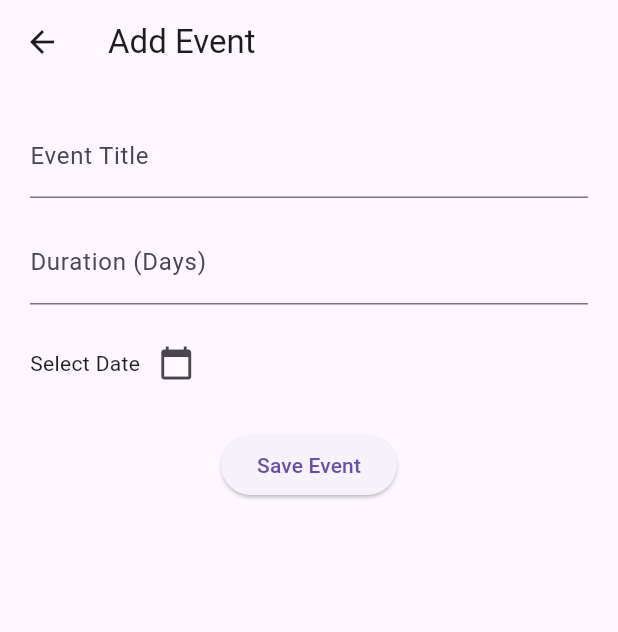
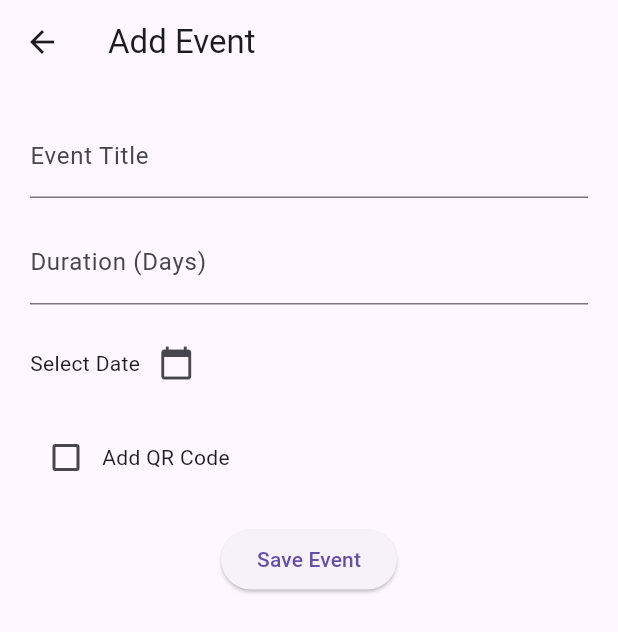
Before and after one commit to LasenSanvidu/bizmart, a Flutter app: the CalendarPage screen opened by its route, after a tap on the "add" icon, on a phone screen of 412 x 824 dp. Shown: the top 632 px of the screen. Run offline on Flutter 3.47's test engine with Material 3 defaults, Android fonts, the phone set to English and light mode, and no system bars; our stand-ins replace cached_network_image, carousel_slider, cloud_firestore, curved_navigation_bar, dio, firebase_auth and 11 more; missing offline and left inert: flutter_stripe; accounts and stored records are empty.

```diff
--- a/lib/cal_event_page.dart
+++ b/lib/cal_event_page.dart
@@ -1,4 +1,6 @@
 import 'package:flutter/material.dart';
+import 'package:qr_flutter/qr_flutter.dart';
+import 'dart:convert';
 
 class EventFormPage extends StatefulWidget {
   const EventFormPage({super.key});
@@ -11,6 +13,8 @@ class _EventFormPageState extends State<EventFormPage> {
   DateTime? selectedDate;
   final TextEditingController titleController = TextEditingController();
   final TextEditingController durationController = TextEditingController();
+  bool addQr = false;
+  String? qrData;
 
   void _pickDate() async {
     DateTime? pickedDate = await showDatePicker(
@@ -22,24 +26,67 @@ class _EventFormPageState extends State<EventFormPage> {
     if (pickedDate != null) {
       setState(() {
         selectedDate = pickedDate;
+        _generateQrCode();
+      });
+    }
+  }
+
+  void _generateQrCode() {
+    if (addQr && titleController.text.isNotEmpty && selectedDate != null) {
+      setState(() {
+        qrData = jsonEncode({
+          'title': titleController.text,
+          'date':
+              "${selectedDate!.day}-${selectedDate!.month}-${selectedDate!.year}",
+          'duration':
+              durationController.text.isEmpty ? "1" : durationController.text,
+        });
       });
     }
   }
 
   void _saveEvent() {
     if (titleController.text.isEmpty || selectedDate == null) return;
+
     final newEvent = {
       'title': titleController.text,
-      'date': "${selectedDate!.day}-${selectedDate!.month}-${selectedDate!.year}",
+      'date':
+          "${selectedDate!.day}-${selectedDate!.month}-${selectedDate!.year}",
       'duration': int.tryParse(durationController.text) ?? 1,
+      'qrData': addQr ? qrData : null,
     };
+
     Navigator.pop(context, newEvent);
+  }
+
+  void _showQrCode() {
+    if (qrData == null) return;
+    showDialog(
+      context: context,
+      builder: (context) => AlertDialog(
+        title: const Text("Generated QR Code"),
+        content: QrImageView(
+          data: qrData!,
+          version: QrVersions.auto,
+          size: 200.0,
+        ),
+      ),
+    );
   }
 
   @override
   Widget build(BuildContext context) {
     return Scaffold(
-      appBar: AppBar(title: const Text("Add Event")),
+      appBar: AppBar(
+        title: const Text("Add Event"),
+        actions: [
+          if (qrData != null)
+            IconButton(
+              icon: const Icon(Icons.qr_code),
+              onPressed: _showQrCode,
+            ),
+        ],
+      ),
       body: Padding(
         padding: const EdgeInsets.all(20.0),
         child: Column(
@@ -47,12 +94,14 @@ class _EventFormPageState extends State<EventFormPage> {
             TextField(
               controller: titleController,
               decoration: const InputDecoration(labelText: "Event Title"),
+              onChanged: (_) => _generateQrCode(),
             ),
             const SizedBox(height: 15),
             TextField(
               controller: durationController,
               keyboardType: TextInputType.number,
               decoration: const InputDecoration(labelText: "Duration (Days)"),
+              onChanged: (_) => _generateQrCode(),
             ),
             const SizedBox(height: 15),
             Row(
@@ -68,6 +117,21 @@ class _EventFormPageState extends State<EventFormPage> {
                 ),
               ],
             ),
+            const SizedBox(height: 15),
+            Row(
+              children: [
+                Checkbox(
+                  value: addQr,
+                  onChanged: (bool? value) {
+                    setState(() {
+                      addQr = value ?? false;
+                      _generateQrCode();
+                    });
+                  },
+                ),
+                const Text("Add QR Code"),
+              ],
+            ),
             const SizedBox(height: 20),
             ElevatedButton(
               onPressed: _saveEvent,
--- a/lib/calender.dart
+++ b/lib/calender.dart
@@ -1,6 +1,9 @@
 import 'package:flutter/material.dart';
 import 'package:go_router/go_router.dart';
+import 'package:qr_flutter/qr_flutter.dart';
 import 'package:myapp/cal_event_page.dart';
+import 'package:shared_preferences/shared_preferences.dart';
+import 'dart:convert';
 
 class CalendarPage extends StatefulWidget {
   const CalendarPage({super.key});
@@ -12,10 +15,52 @@ class CalendarPage extends StatefulWidget {
 class _CalendarPageState extends State<CalendarPage> {
   List<Map<String, dynamic>> events = [];
 
+  @override
+  void initState() {
+    super.initState();
+    _loadEvents(); // Load events when the page opens
+  }
+
+  void _loadEvents() async {
+    SharedPreferences prefs = await SharedPreferences.getInstance();
+    String? storedEvents = prefs.getString('events');
+    if (storedEvents != null) {
+      setState(() {
+        events = List<Map<String, dynamic>>.from(json.decode(storedEvents));
+      });
+    }
+  }
+
+  void _saveEvents() async {
+    SharedPreferences prefs = await SharedPreferences.getInstance();
+    await prefs.setString('events', json.encode(events));
+  }
+
   void addEvent(Map<String, dynamic> event) {
     setState(() {
       events.add(event);
+      _saveEvents(); // Save the updated list
     });
+  }
+
+  void _showQrCode(String qrData) {
+    showDialog(
+      context: context,
+      builder: (context) => AlertDialog(
+        title: const Text("Event QR Code"),
+        content: QrImageView(
+          data: qrData,
+          version: QrVersions.auto,
+          size: 200.0,
+        ),
+        actions: [
+          TextButton(
+            onPressed: () => Navigator.pop(context),
+            child: const Text("Close"),
+          ),
+        ],
+      ),
+    );
   }
 
   @override
@@ -29,7 +74,7 @@ class _CalendarPageState extends State<CalendarPage> {
           },
         ),
         title: const Text(
-          " Calendar",
+          "Calendar",
           style: TextStyle(
             color: Colors.black,
             fontSize: 29.0,
@@ -44,7 +89,7 @@ class _CalendarPageState extends State<CalendarPage> {
               onPressed: () async {
                 final event = await Navigator.push(
                   context,
-                  MaterialPageRoute(builder: (context) => EventFormPage()),
+                  MaterialPageRoute(builder: (context) => const EventFormPage()),
                 );
                 if (event != null) {
                   addEvent(event);
@@ -55,16 +100,33 @@ class _CalendarPageState extends State<CalendarPage> {
         ],
       ),
       body: Container(
-        color: const Color.fromARGB(
-            255, 248, 246, 255), // Set the background color to a light purple
-        child: ListView.builder(
+        color: const Color.fromARGB(255, 248, 246, 255),
+        child: events.isEmpty
+            ? const Center(
+                child: Text(
+                  "Add your event here",
+                  style: TextStyle(
+                    color: Colors.grey,
+                    fontSize: 20.0,
+                    fontWeight: FontWeight.bold,
+                  ),
+                ),
+              )
+            : ListView.builder(
                 itemCount: events.length,
                 itemBuilder: (context, index) {
                   final event = events[index];
                   return Card(
                     color: const Color.fromARGB(255, 245, 221, 249),
-              margin: const EdgeInsets.symmetric(horizontal: 10, vertical: 5),
+                    margin:
+                        const EdgeInsets.symmetric(horizontal: 10, vertical: 5),
                     child: ListTile(
+                      leading: event['qrData'] != null
+                          ? IconButton(
+                              icon: const Icon(Icons.qr_code),
+                              onPressed: () => _showQrCode(event['qrData']),
+                            )
+                          : const Icon(Icons.event),
                       title: Text("${event['title']}"),
                       subtitle: Text(
                           " ${event['date']}  |  Duration: ${event['duration']} day(s)"),
--- a/pubspec.yaml
+++ b/pubspec.yaml
@@ -33,6 +33,8 @@ dependencies:
   dio: ^5.8.0+1
   fl_chart: ^0.70.2
   animations: ^2.0.11
+  qr_flutter: ^4.0.0
+  shared_preferences: ^2.2.2
 
 dev_dependencies:
   flutter_test:
```
Also changed, not shown: pubspec.lock, 1 other file. Lines whose indentation alone changed are shown as unchanged.
